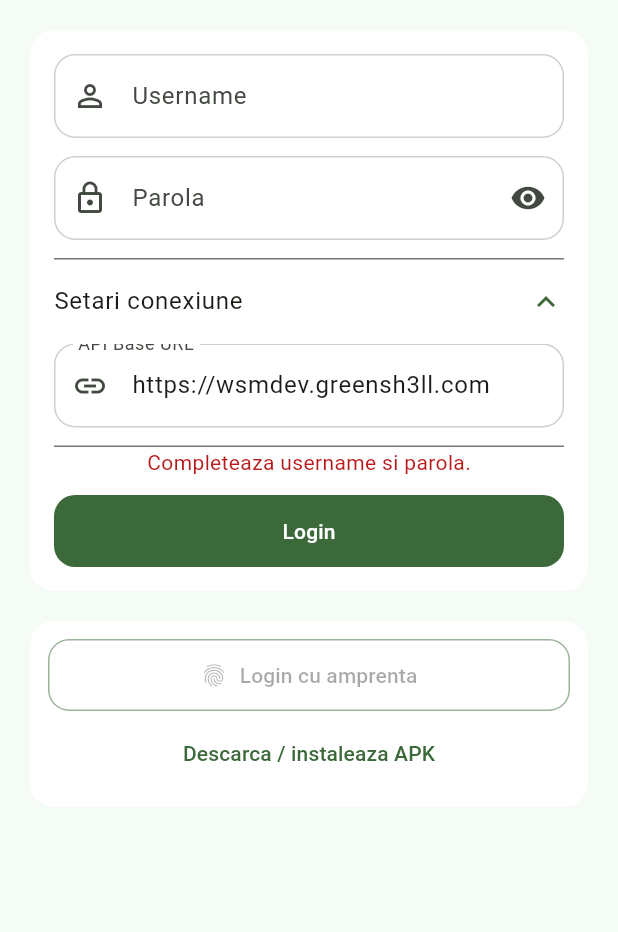
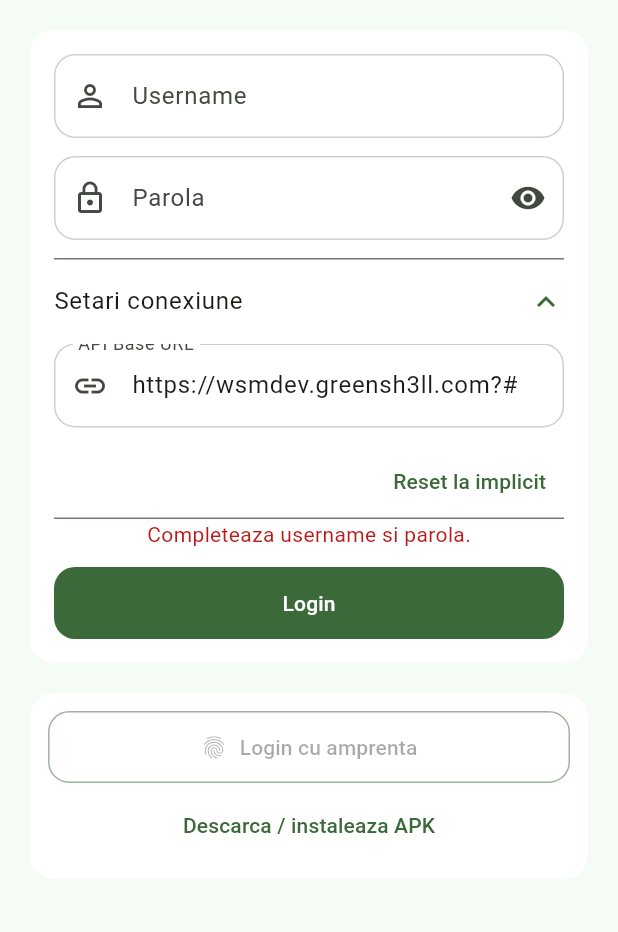
Before and after one commit to dirzanbogdan/Wood-Shop-Manager, a Flutter app: the screen it shows after launch, after a tap on "Setari conexiune", after a tap on "Login", on a phone screen of 412 x 824 dp, the part 141-1073 px from its top. Run offline on Flutter 3.47's test engine with Material 3 defaults, Android fonts, the light colour scheme and no system bars; our stand-ins replace flutter_secure_storage, local_auth, package_info_plus, shared_preferences; network calls fail.

Commit message:
Fix baseUrl validation and DNS login UX

```diff
--- a/mobile/lib/pages/login_page.dart
+++ b/mobile/lib/pages/login_page.dart
@@ -107,10 +107,22 @@
   void _showInstallDialog() {
     final directBaseUrl = _baseUrlCtrl.text.trim();
     final future = () async {
-      final baseUrl = directBaseUrl.isNotEmpty
-          ? directBaseUrl
-          : (await SessionStore.instance.getBaseUrl()).trim();
-      if (baseUrl.isNotEmpty && directBaseUrl.isNotEmpty) {
+      final normalizedDirect = SessionStore.normalizeBaseUrl(directBaseUrl);
+      if (directBaseUrl.isNotEmpty && normalizedDirect == null) {
+        return _InstallInfo(
+          baseUrl: directBaseUrl,
+          apkUrl: '',
+          currentVersion: '',
+          currentBuild: 0,
+          latestVersion: null,
+          latestBuild: null,
+          error: 'API Base URL invalid: $directBaseUrl',
+        );
+      }
+
+      final baseUrl =
+          (normalizedDirect ?? await SessionStore.instance.getBaseUrl()).trim();
+      if (baseUrl.isNotEmpty && normalizedDirect != null) {
         await SessionStore.instance.setBaseUrl(baseUrl);
       }
 
@@ -259,7 +271,18 @@
     final password = directPassword ?? _passwordCtrl.text;
     final baseUrl = _baseUrlCtrl.text.trim();
     if (baseUrl.isNotEmpty) {
-      await SessionStore.instance.setBaseUrl(baseUrl);
+      final normalized = SessionStore.normalizeBaseUrl(baseUrl);
+      if (normalized == null) {
+        setState(
+          () => _error =
+              'API Base URL invalid. Exemplu: ${SessionStore.defaultBaseUrl}',
+        );
+        return;
+      }
+      if (normalized != baseUrl) {
+        _baseUrlCtrl.text = normalized;
+      }
+      await SessionStore.instance.setBaseUrl(normalized);
     }
     if (username.isEmpty || password.isEmpty) {
       setState(() => _error = 'Completeaza username si parola.');
@@ -294,6 +317,14 @@
     } finally {
       if (mounted) setState(() => _loading = false);
     }
+  }
+
+  Future<void> _resetBaseUrl() async {
+    final v = SessionStore.defaultBaseUrl;
+    _baseUrlCtrl.text = v;
+    await SessionStore.instance.setBaseUrl(v);
+    if (!mounted) return;
+    setState(() => _error = null);
   }
 
   void _onPasswordChanged(String _) {
@@ -470,14 +501,32 @@
                               keyboardType: TextInputType.url,
                             ),
                           ),
+                          Align(
+                            alignment: Alignment.centerRight,
+                            child: TextButton(
+                              onPressed: _loading ? null : _resetBaseUrl,
+                              child: const Text('Reset la implicit'),
+                            ),
+                          ),
                         ],
                       ),
                       if (_error != null)
                         Padding(
                           padding: const EdgeInsets.only(bottom: 12),
-                          child: Text(
-                            _error!,
-                            style: TextStyle(color: cs.error),
+                          child: Column(
+                            crossAxisAlignment: CrossAxisAlignment.start,
+                            children: [
+                              Text(_error!, style: TextStyle(color: cs.error)),
+                              if (_error!.contains('domeniul') ||
+                                  _error!.contains('Base URL'))
+                                Align(
+                                  alignment: Alignment.centerRight,
+                                  child: TextButton(
+                                    onPressed: _loading ? null : _resetBaseUrl,
+                                    child: const Text('Reset Base URL'),
+                                  ),
+                                ),
+                            ],
                           ),
                         ),
                       SizedBox(
--- a/mobile/lib/services/session_store.dart
+++ b/mobile/lib/services/session_store.dart
@@ -4,6 +4,8 @@
   SessionStore._();
 
   static final SessionStore instance = SessionStore._();
+
+  static const defaultBaseUrl = 'https://wsmdev.greensh3ll.com';
 
   static const _kToken = 'token';
   static const _kBaseUrl = 'base_url';
@@ -12,6 +14,29 @@
   String? _baseUrl;
   bool _loaded = false;
   SharedPreferences? _prefs;
+
+  static String? normalizeBaseUrl(String input) {
+    final raw = input.trim();
+    if (raw.isEmpty) return null;
+
+    var candidate = raw;
+    if (!candidate.contains('://')) {
+      final lower = candidate.toLowerCase();
+      final looksLikeIp = RegExp(
+        r'^\d{1,3}(\.\d{1,3}){3}(:\d+)?(/|$)',
+      ).hasMatch(lower);
+      final isLocal =
+          lower.startsWith('localhost') ||
+          lower.startsWith('127.0.0.1') ||
+          looksLikeIp;
+      candidate = '${isLocal ? 'http' : 'https'}://$candidate';
+    }
+
+    final uri = Uri.tryParse(candidate);
+    if (uri == null || !uri.hasScheme || uri.host.isEmpty) return null;
+    final cleaned = uri.replace(queryParameters: const {}, fragment: '');
+    return cleaned.toString();
+  }
 
   Future<SharedPreferences> _p() async {
     final p = _prefs;
@@ -51,16 +76,19 @@
 
   Future<String> getBaseUrl() async {
     await _load();
-    final v = _baseUrl;
-    if (v != null && v.trim().isNotEmpty) {
-      return v.trim();
-    }
-    return 'https://wsmdev.greensh3ll.com';
+    final normalized = normalizeBaseUrl(_baseUrl ?? '');
+    return normalized ?? defaultBaseUrl;
   }
 
   Future<void> setBaseUrl(String baseUrl) async {
-    _baseUrl = baseUrl.trim();
     final p = await _p();
-    await p.setString(_kBaseUrl, _baseUrl!);
+    final normalized = normalizeBaseUrl(baseUrl);
+    if (normalized == null) {
+      _baseUrl = null;
+      await p.remove(_kBaseUrl);
+      return;
+    }
+    _baseUrl = normalized;
+    await p.setString(_kBaseUrl, normalized);
   }
 }
--- a/mobile/pubspec.yaml
+++ b/mobile/pubspec.yaml
@@ -16,7 +16,7 @@
 # https://developer.apple.com/library/archive/documentation/General/Reference/InfoPlistKeyReference/Articles/CoreFoundationKeys.html
 # In Windows, build-name is used as the major, minor, and patch parts
 # of the product and file versions while build-number is used as the build suffix.
-version: 1.0.4+5
+version: 1.0.5+6
 
 environment:
   sdk: ^3.10.4
```
Also changed, not shown: mobile/lib/services/api_client.dart (+29 -3 lines), 2 other files.
